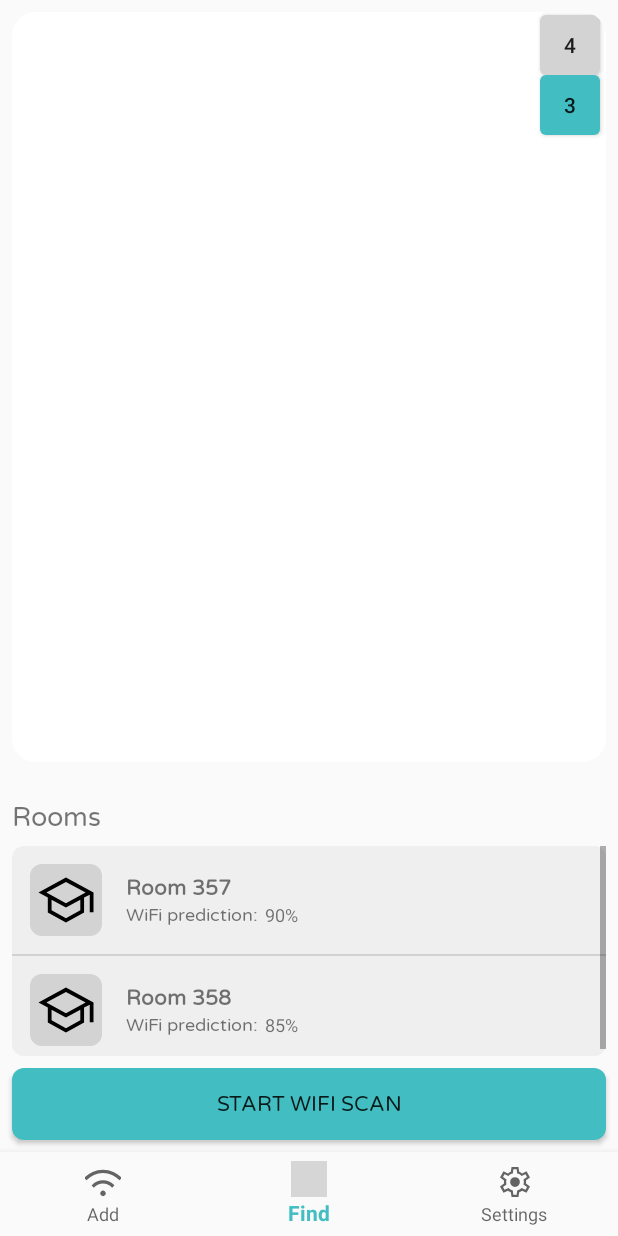
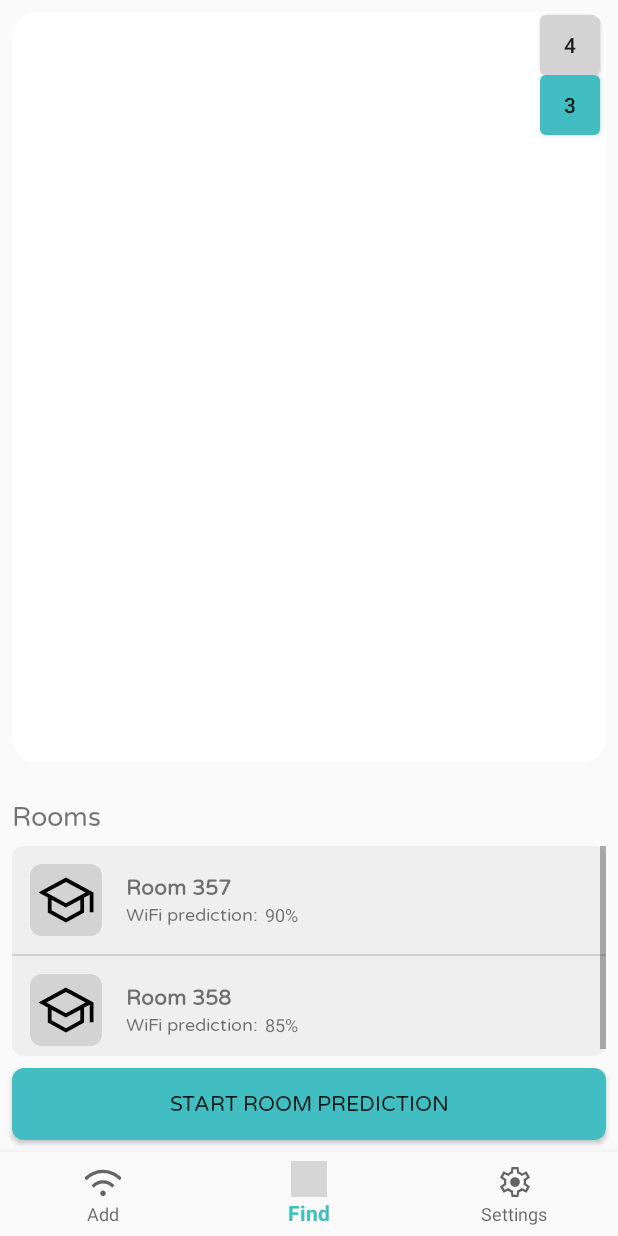
Before and after one commit to SirAntonySir/IntellitrackEnv, an Android app: the screen it shows after launch (MainActivity), item 2 of the bottom bar chosen, on a phone screen of 412 x 824 dp. Run offline under Robolectric (Android 15) with nearby library versions, the phone set to English and light mode, and no system bars; our stand-ins replace navigation-ui; libraries missing offline, so code that uses them is left out: com.davemorrissey.labs; plain views replace SubsamplingScaleImageView; 2 statements that could not run were skipped; grey boxes are pictures that could not be loaded.

Commit message:
Button Colors and Texts

```diff
--- a/app/src/main/java/com/example/intellitrackenv/ui/notifications/NotificationsViewModel.kt
+++ b/app/src/main/java/com/example/intellitrackenv/ui/notifications/NotificationsViewModel.kt
@@ -7,7 +7,7 @@ import androidx.lifecycle.ViewModel
 class NotificationsViewModel : ViewModel() {
 
     private val _text = MutableLiveData<String>().apply {
-        value = "This is notifications Fragment"
+        value = "This is settings Fragment"
     }
     val text: LiveData<String> = _text
 }
--- /dev/null
+++ b/app/src/main/res/drawable/button_ripple.xml
@@ -0,0 +1,11 @@
+<ripple xmlns:android="http://schemas.android.com/apk/res/android"
+    android:color="?attr/colorSecondary"> <!-- Ripple color -->
+    <item>
+        <selector>
+            <!-- Pressed state -->
+            <item android:drawable="@drawable/rounded_secondary_blue_background" android:state_pressed="true"/>
+            <!-- Default state -->
+            <item android:drawable="@drawable/rounded_blue_background"/>
+        </selector>
+    </item>
+</ripple>
--- /dev/null
+++ b/app/src/main/res/drawable/rounded_secondary_blue_background.xml
@@ -0,0 +1,4 @@
+<shape xmlns:android="http://schemas.android.com/apk/res/android">
+    <solid android:color="?attr/colorSecondary" />
+    <corners android:radius="8dp" /> <!-- Use an appropriate radius for your design -->
+</shape>
--- a/app/src/main/res/layout/fragment_dashboard.xml
+++ b/app/src/main/res/layout/fragment_dashboard.xml
@@ -70,7 +70,7 @@
     <Button
         android:id="@+id/scanWifiButton"
         style="@style/ButtonStyle"
-        android:text="Start WiFi Scan"
+        android:text="Start Room Prediction"
         android:layout_margin="8dp"
         android:layout_alignParentBottom="true"
         android:fontFamily="@font/varela_round_regular"
--- a/app/src/main/res/layout/fragment_home.xml
+++ b/app/src/main/res/layout/fragment_home.xml
@@ -70,7 +70,6 @@
     <Button
         android:id="@+id/btnScanWifi"
         style="@style/ButtonStyle"
-        android:fontFamily="@font/varela_round_regular"
         android:text="Start Session Scan"
         android:layout_marginBottom="8dp"
         android:layout_marginLeft="8dp"
--- a/app/src/main/res/values/styles.xml
+++ b/app/src/main/res/values/styles.xml
@@ -10,7 +10,7 @@
     <style name="ButtonStyle">
         <item name="android:layout_width">match_parent</item>
         <item name="android:layout_height">wrap_content</item>
-        <item name="android:background">@drawable/rounded_blue_background</item>
+        <item name="android:background">@drawable/button_ripple</item>
         <item name="android:minHeight">48dp</item>
     </style>
 </resources>
```
Also changed, not shown: app/src/main/java/com/example/intellitrackenv/ui/dashboard/DashboardFragment.kt (+15 -0 lines), app/src/main/java/com/example/intellitrackenv/ui/home/HomeFragment.kt (+14 -2 lines), app/src/main/res/drawable/button_selector.xml (added, +7 -0 lines).
